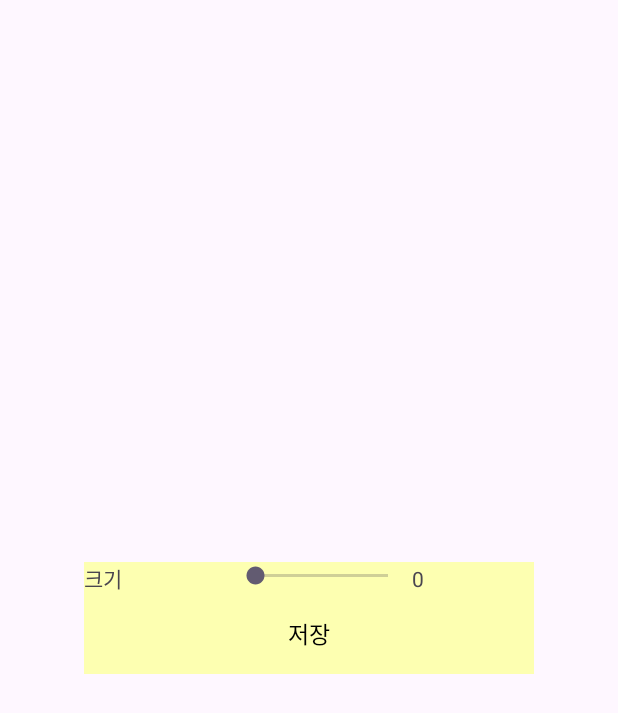
After one commit to eunj0o/Grime, an Android app: the EraserActivity screen opened directly, with no data from a screen before it, on a phone screen of 412 x 824 dp. The commit adds this screen. Shown: the top 713 px of the screen. Run offline under Robolectric (Android 15) with nearby library versions, the phone set to English and light mode, and no system bars.

Commit message:
feat: add changing eraser size feat

```diff
--- a/app/src/main/AndroidManifest.xml
+++ b/app/src/main/AndroidManifest.xml
@@ -12,6 +12,9 @@
         android:supportsRtl="true"
         android:theme="@style/Theme.Grime"
         tools:targetApi="31">
+        <activity
+            android:name=".EraserActivity"
+            android:exported="false" />
         <activity
             android:name=".EmptyDiaryActivity"
             android:exported="false" />
--- /dev/null
+++ b/app/src/main/java/com/example/grime/EraserActivity.kt
@@ -0,0 +1,53 @@
+package com.example.grime
+
+import android.content.Intent
+import android.graphics.Color
+import androidx.appcompat.app.AppCompatActivity
+import android.os.Bundle
+import android.widget.Button
+import android.widget.SeekBar
+import android.widget.TextView
+
+class EraserActivity : AppCompatActivity() {
+    override fun onCreate(savedInstanceState: Bundle?) {
+        super.onCreate(savedInstanceState)
+        setContentView(R.layout.activity_eraser)
+
+        val intent = intent
+        var size = intent.getFloatExtra("size", 0f)
+
+        var sizeBar = findViewById<SeekBar>(R.id.size)
+        var sizeText = findViewById<TextView>(R.id.sizeText)
+        var saveButton = findViewById<Button>(R.id.save)
+
+        sizeBar.progress = size.toInt()
+        sizeText.setText(size.toInt().toString())
+
+        sizeBar.setOnSeekBarChangeListener(object : SeekBar.OnSeekBarChangeListener {
+            override fun onProgressChanged(seekBar: SeekBar?, progress: Int, fromUser: Boolean) {
+                if (seekBar != null) {
+                    sizeText.setText(seekBar.progress.toString())
+                }
+                // Implement any logic you need when progress changes
+            }
+
+            override fun onStartTrackingTouch(seekBar: SeekBar?) {
+
+            }
+
+            override fun onStopTrackingTouch(seekBar: SeekBar?) {
+                if (seekBar != null) {
+                    sizeText.setText(seekBar.progress.toString())
+                }
+            }
+        })
+
+        saveButton.setOnClickListener {
+            val intent = Intent()
+            size = sizeBar.progress.toFloat()
+            intent.putExtra("size", size)
+            setResult(RESULT_OK, intent)
+            finish()
+        }
+    }
+}
--- a/app/src/main/java/com/example/grime/PaintingDiaryActivity.kt
+++ b/app/src/main/java/com/example/grime/PaintingDiaryActivity.kt
@@ -53,7 +53,6 @@ class PaintingDiaryActivity : AppCompatActivity() {
                 val fileName = year + "_" + month + "_" + date + ".png"
                 val bitmap = BitmapFactory.decodeFile(cacheDir.path + "/" + fileName)
                 paint.setImageBitmap(bitmap)
-                Log.i("test", fileName + " success load")
             }
         }
     }
--- a/app/src/main/java/com/example/grime/PenActivity.kt
+++ b/app/src/main/java/com/example/grime/PenActivity.kt
@@ -33,6 +33,7 @@ class PenActivity : AppCompatActivity() {
         val intent = intent
         var color = intent.getIntExtra("color", Color.parseColor("#00ffffff"))
         var width = intent.getFloatExtra("width", 0f)
+
         widthBar.progress = width.toInt()
         widthText.setText(width.toInt().toString())
         var strColor = convertColorToStr(color)
--- /dev/null
+++ b/app/src/main/res/layout/activity_eraser.xml
@@ -0,0 +1,47 @@
+<?xml version="1.0" encoding="utf-8"?>
+<LinearLayout xmlns:android="http://schemas.android.com/apk/res/android"
+    xmlns:app="http://schemas.android.com/apk/res-auto"
+    xmlns:tools="http://schemas.android.com/tools"
+    android:layout_width="300dp"
+    android:layout_height="wrap_content"
+    android:layout_gravity="center"
+    android:background="#FDFFB1"
+    android:orientation="vertical"
+    tools:context=".EraserActivity">
+    <LinearLayout
+        android:layout_width="match_parent"
+        android:layout_height="match_parent"
+        android:orientation="horizontal">
+        <TextView
+            android:id="@+id/sizeDesc"
+            android:layout_width="wrap_content"
+            android:layout_height="wrap_content"
+            android:layout_weight="1"
+            android:text="크기"/>
+
+        <SeekBar
+            android:id="@+id/size"
+            android:layout_width="wrap_content"
+            android:layout_height="wrap_content"
+            android:layout_weight="1"
+            android:max="100"
+            android:min="1" />
+
+        <TextView
+            android:id="@+id/sizeText"
+            android:layout_width="wrap_content"
+            android:layout_height="wrap_content"
+            android:layout_weight="1" />
+    </LinearLayout>
+    <Button
+        android:id="@+id/save"
+        android:layout_width="match_parent"
+        android:layout_height="53dp"
+        android:background="#00000000"
+        android:gravity="center"
+        android:onClick="mOnClose"
+        android:text="저장"
+        android:textColor="#000000"
+        android:textSize="15sp" />
+
+</LinearLayout>
--- a/app/src/main/res/layout/activity_painting_diary.xml
+++ b/app/src/main/res/layout/activity_painting_diary.xml
@@ -47,7 +47,9 @@
         android:textSize="16sp"
         app:layout_constraintBottom_toTopOf="@+id/paint"
         app:layout_constraintStart_toEndOf="@+id/titleText"
-        tools:ignore="SpeakableTextPresentCheck" />
+        tools:ignore="SpeakableTextPresentCheck"
+        android:enabled="false"
+        />
 
     <ImageButton
         android:id="@+id/backButton"
```
Also changed, not shown: app/src/main/java/com/example/grime/PaintingActivity.kt (+31 -2 lines), app/src/main/res/layout/activity_pen.xml (+13 -0 lines).
